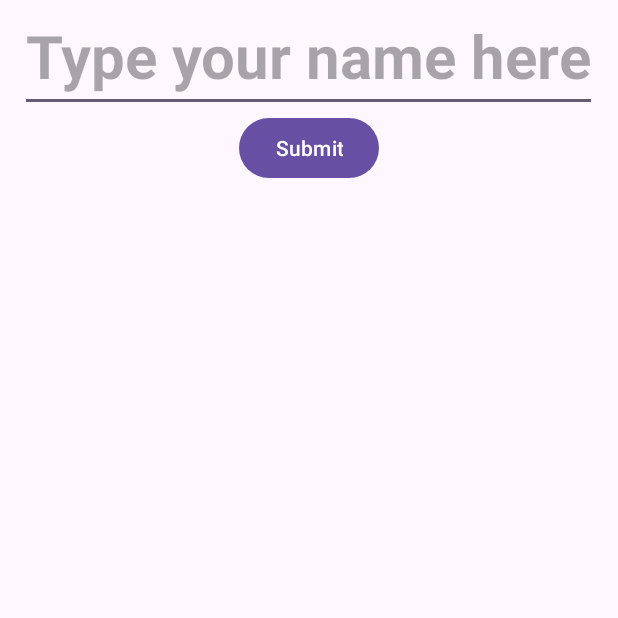
After one commit to MarcoSettembre/QuizBit, an Android app: the NameActivity screen opened directly, with no data from a screen before it, on a phone screen of 412 x 824 dp, the top half of it. The commit adds this screen. Run offline under Robolectric (Android 15) with nearby library versions, the phone set to English and light mode, and no system bars.

Commit message:
implemented edit name feature

```diff
--- a/app/src/main/AndroidManifest.xml
+++ b/app/src/main/AndroidManifest.xml
@@ -22,6 +22,8 @@
                 <category android:name="android.intent.category.LAUNCHER" />
             </intent-filter>
         </activity>
+        <activity android:name=".NameActivity" />
+        <activity android:name=".QuestionActivity" />
     </application>
 
 </manifest>
--- /dev/null
+++ b/app/src/main/java/it/p00334000265/quizbit/NameActivity.kt
@@ -0,0 +1,29 @@
+package it.p00334000265.quizbit
+
+import android.os.Bundle
+import androidx.activity.enableEdgeToEdge
+import androidx.appcompat.app.AppCompatActivity
+import androidx.core.view.ViewCompat
+import androidx.core.view.WindowInsetsCompat
+import android.widget.EditText
+import android.widget.Button
+import it.p00334000265.quizbit.QuizBit.Companion.name
+
+class NameActivity : AppCompatActivity() {
+    override fun onCreate(savedInstanceState: Bundle?) {
+        super.onCreate(savedInstanceState)
+        enableEdgeToEdge()
+        setContentView(R.layout.activity_name)
+        ViewCompat.setOnApplyWindowInsetsListener(findViewById(R.id.nameEdit)) { v, insets ->
+            val systemBars = insets.getInsets(WindowInsetsCompat.Type.systemBars())
+            v.setPadding(systemBars.left, systemBars.top, systemBars.right, systemBars.bottom)
+            insets
+        }
+        val nameInput = findViewById<EditText>(R.id.name)
+        val submitButton = findViewById<Button>(R.id.submit)
+        submitButton.setOnClickListener {
+            name = nameInput.text.toString()
+            finish()
+        }
+    }
+}
--- /dev/null
+++ b/app/src/main/res/layout/activity_name.xml
@@ -0,0 +1,24 @@
+<?xml version="1.0" encoding="utf-8"?>
+ <LinearLayout
+        xmlns:android="http://schemas.android.com/apk/res/android"
+        android:layout_width="match_parent"
+        android:layout_height="wrap_content"
+        android:orientation="vertical"
+        android:id="@+id/nameEdit"
+        android:gravity="center">
+        <EditText
+            android:layout_width="wrap_content"
+            android:layout_height="wrap_content"
+            android:inputType="text"
+            android:hint="Type your name here"
+            android:id="@+id/name"
+            android:textColor="@color/white"
+            android:textSize="40sp"
+            android:textStyle="bold"/>
+        <Button
+            android:layout_width="wrap_content"
+            android:layout_height="wrap_content"
+            android:id="@+id/submit"
+            android:text="Submit">
+        </Button>
+    </LinearLayout>
```
Also changed, not shown: app/src/main/java/it/p00334000265/quizbit/MainActivity.kt (+11 -1 lines), app/src/main/res/layout/activity_main.xml (+84 -154 lines), app/src/main/res/drawable/edit.png (deleted).
